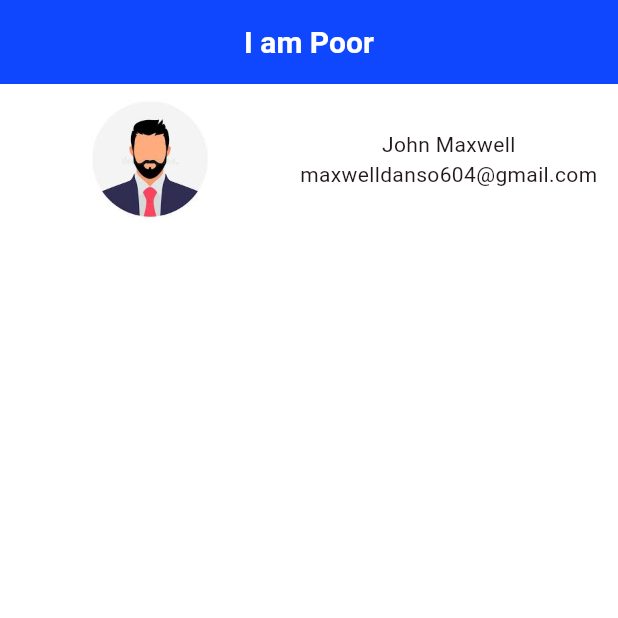
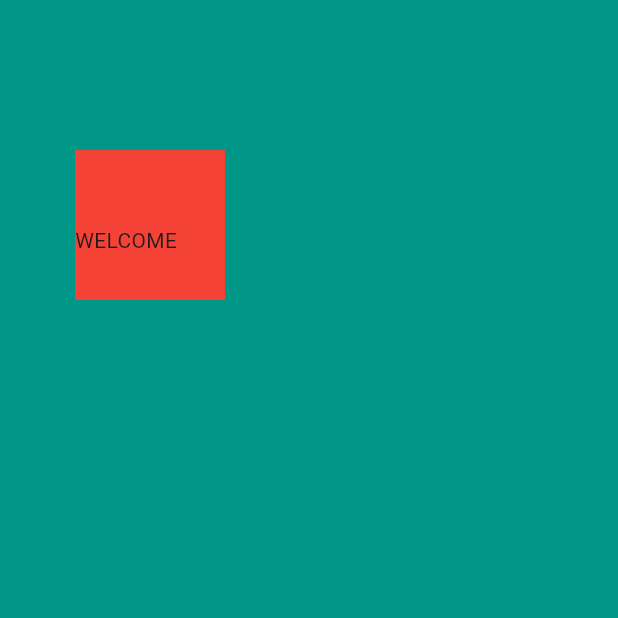
Before and after one commit to jaemax234/flutterproject5, a Flutter app: the screen it shows after launch, on a phone screen of 412 x 824 dp, the top half of it. Run offline on Flutter 3.47's test engine with Material 3 defaults, Android fonts, the phone set to English and light mode, and no system bars.

Commit message:
new change

```diff
--- a/lib/main.dart
+++ b/lib/main.dart
@@ -25,32 +25,42 @@ class Homepage extends StatelessWidget {
   @override
   Widget build(BuildContext context) {
     return Scaffold(
-      appBar: AppBar(
-        title: Text("I am Poor", style: TextStyle(color: Colors.white, fontWeight: FontWeight.bold,fontSize: 20)),
-        backgroundColor: Color.fromARGB(255, 15, 71, 255),
-        centerTitle: true,
 
+      backgroundColor: Colors.teal,
+      body: SafeArea(
+        child: Container(
+
+          width: 100,
+          height: 100,
+          margin: EdgeInsets.symmetric(horizontal: 50, vertical: 100),
+          padding: EdgeInsets.only(top: 50
           ),
-      backgroundColor: Colors.white,
-      body:  Container(
-        child: Column(
+          child: Text("WELCOME"), color: Colors.red,
+          ))
+
+       /*const Column(
         children: [
         Row(
-
+            mainAxisAlignment: MainAxisAlignment.start,
             children:<Widget> [
               Image(image: AssetImage("assets/download.jpg"), width: 200, height: 100,),
 
               Column(
                 children: [
-                    Text("John Maxwell"),
-                    Text("maxwelldanso604@gmail.com")
+                  Text(
+                    "John Maxwell", style: TextStyle(fontSize: 20, color: Colors.white),
+                    ),
+                  Text(
+                    "maxwelldanso533@gmail.com",
+                    style: TextStyle(color: Colors.white,fontSize: 12),
+
+                    )
                 ],
               )
             ],
           ),
         ],
-        ),
-      ),
+      ),*/
 
 
     );
```
Lines whose indentation alone changed are shown as unchanged.
